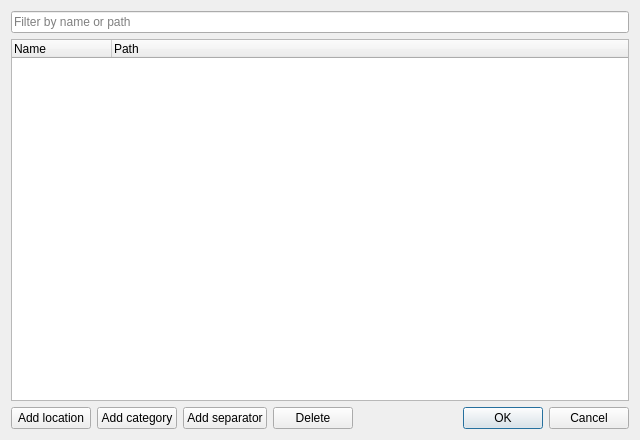
Old version of the form qt-app/src/favoritelocationseditor/cfavoritelocationseditor.ui in the repository VioletGiraffe/file-commander.
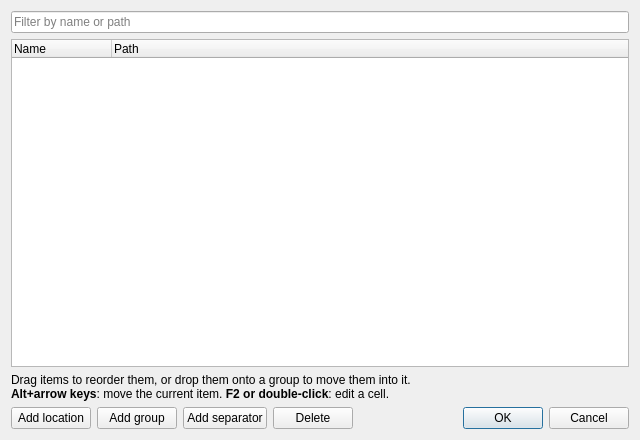
New version of the form.

Commit message:
Ctrl+D and the star button open the favorites in a popup with a filter box, where Shift+Enter goes to a favorite in the other panel; favorite categories are now called groups
The popup compares paths as text: the menu it replaces read each favorite from disk on the UI thread, which froze it on an unreachable share.

Patch:
```diff
--- a/qt-app/src/favoritelocationseditor/cfavoritelocationseditor.ui
+++ b/qt-app/src/favoritelocationseditor/cfavoritelocationseditor.ui
@@ -59,6 +59,19 @@
      </column>
     </widget>
    </item>
+   <item>
+    <widget class="QLabel" name="_hint">
+     <property name="text">
+      <string>Drag items to reorder them, or drop them onto a group to move them into it.&lt;br&gt;&lt;b&gt;Alt+arrow keys&lt;/b&gt;: move the current item. &lt;b&gt;F2 or double-click&lt;/b&gt;: edit a cell.</string>
+     </property>
+     <property name="textFormat">
+      <enum>Qt::TextFormat::RichText</enum>
+     </property>
+     <property name="wordWrap">
+      <bool>true</bool>
+     </property>
+    </widget>
+   </item>
    <item>
     <layout class="QHBoxLayout" name="buttonsLayout">
      <item>
@@ -74,7 +87,7 @@
      <item>
       <widget class="QPushButton" name="_btnAddCategory">
        <property name="text">
-        <string>Add category</string>
+        <string>Add group</string>
        </property>
        <property name="autoDefault">
         <bool>false</bool>
```
Left out of the diff: 36 changed lines with no effect on the pictures. The commit also changes 17 other files.
